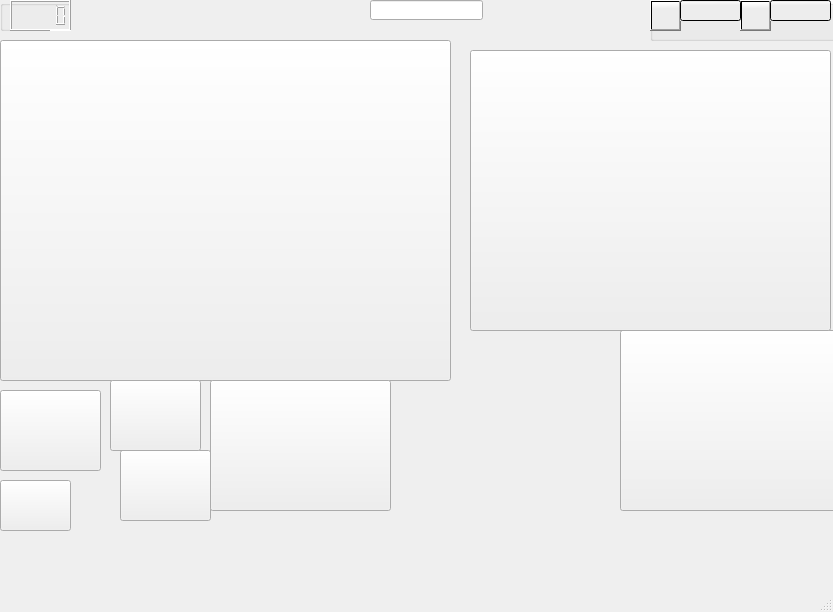
Above: page2.ui from SjdHbz/bullshit before the change. Below: the same form after it.
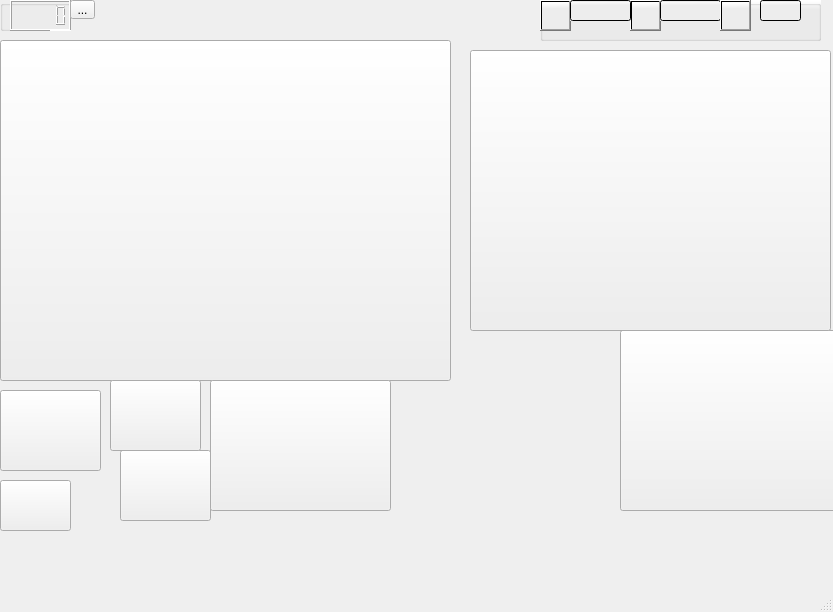
That is the form after the change. Icons and pictures are not drawn.

Diff of the .ui file:
```diff
--- a/page2.ui
+++ b/page2.ui
@@ -100,9 +100,9 @@
    <widget class="QGroupBox" name="groupBox">
     <property name="geometry">
      <rect>
-      <x>650</x>
+      <x>540</x>
       <y>0</y>
-      <width>201</width>
+      <width>281</width>
       <height>41</height>
      </rect>
     </property>
@@ -161,6 +161,9 @@
        <height>21</height>
       </rect>
      </property>
+     <property name="styleSheet">
+      <string notr="true">font: 12pt &quot;MS Shell Dlg 2&quot;;</string>
+     </property>
      <property name="text">
       <string/>
      </property>
@@ -174,6 +177,38 @@
        <height>21</height>
       </rect>
      </property>
+     <property name="styleSheet">
+      <string notr="true">font: 12pt &quot;MS Shell Dlg 2&quot;;</string>
+     </property>
+    </widget>
+    <widget class="QPushButton" name="pushButton_5">
+     <property name="geometry">
+      <rect>
+       <x>180</x>
+       <y>0</y>
+       <width>31</width>
+       <height>31</height>
+      </rect>
+     </property>
+     <property name="styleSheet">
+      <string notr="true">border-image: url(:/new/prefix1/Lovepik_com-450072032-Vector Icons of Land Farms (4).png);</string>
+     </property>
+     <property name="text">
+      <string/>
+     </property>
+    </widget>
+    <widget class="QLineEdit" name="lineEdit_land">
+     <property name="geometry">
+      <rect>
+       <x>220</x>
+       <y>0</y>
+       <width>41</width>
+       <height>21</height>
+      </rect>
+     </property>
+     <property name="styleSheet">
+      <string notr="true">font: 12pt &quot;MS Shell Dlg 2&quot;;</string>
+     </property>
     </widget>
    </widget>
    <widget class="QPushButton" name="pushButton_4">
@@ -278,7 +313,7 @@
    <widget class="QLabel" name="label_player">
     <property name="geometry">
      <rect>
-      <x>80</x>
+      <x>250</x>
       <y>0</y>
       <width>281</width>
       <height>31</height>
@@ -307,15 +342,18 @@
      <string/>
     </property>
    </widget>
-   <widget class="QLineEdit" name="lineEdit">
+   <widget class="QToolButton" name="toolButton">
     <property name="geometry">
      <rect>
-      <x>370</x>
+      <x>70</x>
       <y>0</y>
-      <width>113</width>
-      <height>20</height>
+      <width>25</width>
+      <height>19</height>
      </rect>
     </property>
+    <property name="text">
+     <string>...</string>
+    </property>
    </widget>
   </widget>
   <widget class="QMenuBar" name="menubar">
```
